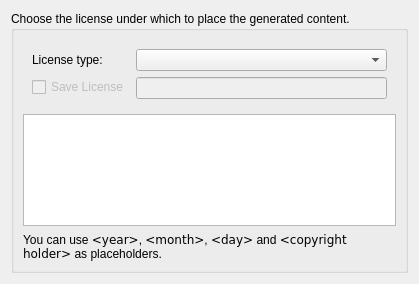
This is plugins/filetemplates/ui/licensechooser.ui in KDE/kdevelop as Qt 5 draws it before an edit. The edited form follows.
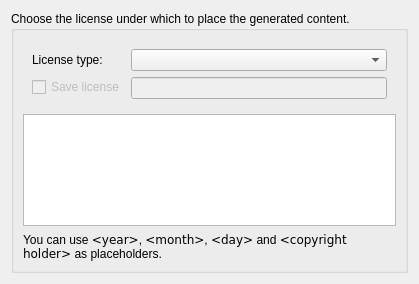
This is the edited form. Custom widgets are drawn as their Qt base class.

Diff of the .ui file:
```diff
--- a/plugins/filetemplates/ui/licensechooser.ui
+++ b/plugins/filetemplates/ui/licensechooser.ui
@@ -52,7 +52,7 @@
             <string>Click here if you want to save this license for future use</string>
            </property>
            <property name="text">
-            <string>Save License</string>
+            <string>Save license</string>
            </property>
            <property name="checkable">
             <bool>true</bool>
```
